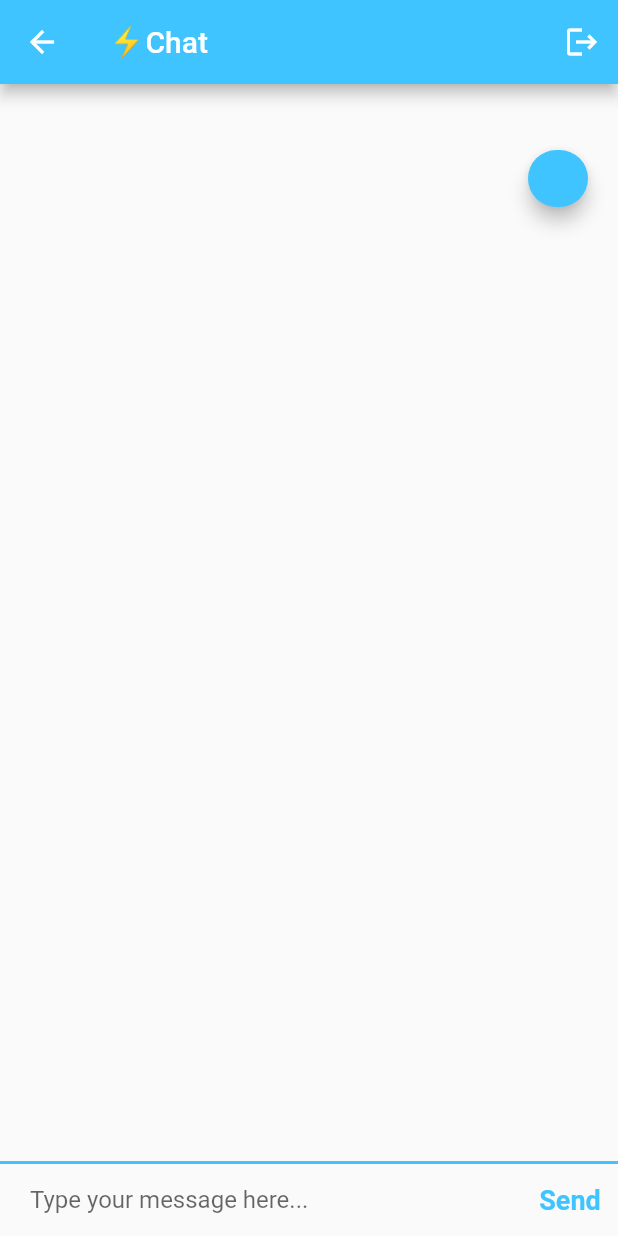
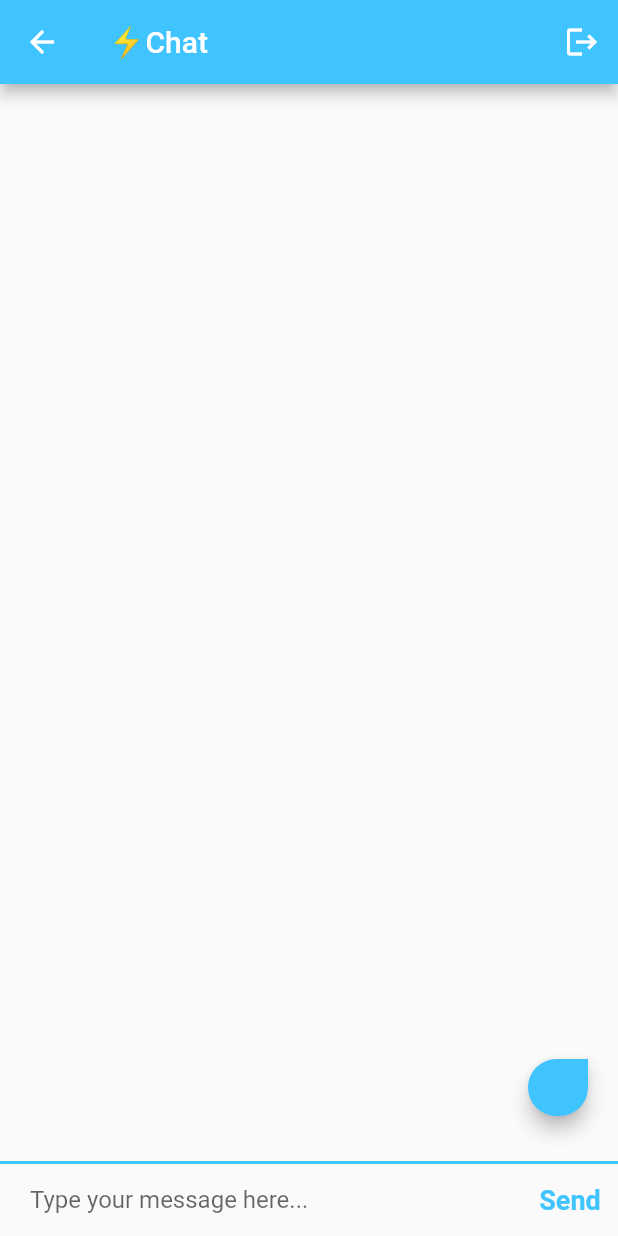
Before and after one commit to Kang-IJ/Flutter, a Flutter app: the ChatScreen screen opened by its route, after a tap on "Send", on a phone screen of 412 x 824 dp. Run offline on Flutter 3.47's test engine with Material 2 defaults, Android fonts, the phone set to English and light mode, and no system bars; our stand-ins replace animated_text_kit, audioplayers, cloud_firestore, firebase_auth, firebase_core, flutter_spinkit and 3 more; accounts and stored records are empty.

Commit message:
feat: finish app

```diff
--- a/flash_chat/lib/screens/chat_screen.dart
+++ b/flash_chat/lib/screens/chat_screen.dart
@@ -5,6 +5,7 @@ import 'package:cloud_firestore/cloud_firestore.dart';
 
 final CollectionReference _firestore =
     FirebaseFirestore.instance.collection('messages');
+User? loggedInUser;
 
 class ChatScreen extends StatefulWidget {
   static const String id = 'chat_screen';
@@ -15,7 +16,6 @@ class ChatScreen extends StatefulWidget {
 class _ChatScreenState extends State<ChatScreen> {
   final messageTextController = TextEditingController();
   final _auth = FirebaseAuth.instance;
-  User? loggedInUser;
   String messageText = '';
 
   @override
@@ -41,6 +41,7 @@ class _ChatScreenState extends State<ChatScreen> {
     return _firestore.add({
       'text': messageText,
       'sender': loggedInUser!.email,
+      'date': DateTime.now().toIso8601String().toString(),
     });
   }
 
@@ -109,7 +110,7 @@ class MessagesStream extends StatelessWidget {
   @override
   Widget build(BuildContext context) {
     return StreamBuilder<QuerySnapshot>(
-      stream: _firestore.snapshots(),
+      stream: _firestore.orderBy('date', descending: true).snapshots(),
       builder: (context, snapshot) {
         List<MessageBubble> messageBubbles = [];
         if (!snapshot.hasData) {
@@ -129,13 +130,19 @@ class MessagesStream extends StatelessWidget {
         for (var i = 0; i < listOfMessages.length; i++) {
           final messageText = listOfMessages[i]['text'];
           final messageSender = listOfMessages[i]['sender'];
-          final messageBubble =
-              MessageBubble(sender: messageSender, text: messageText);
+
+          final currentUser = loggedInUser?.email;
+
+          final messageBubble = MessageBubble(
+              sender: messageSender,
+              text: messageText,
+              isMe: currentUser == messageSender);
           messageBubbles.add(messageBubble);
         }
 
         return Expanded(
           child: ListView(
+            reverse: true,
             padding: EdgeInsets.symmetric(horizontal: 10.0, vertical: 20.0),
             children: messageBubbles,
           ),
@@ -146,17 +153,19 @@ class MessagesStream extends StatelessWidget {
 }
 
 class MessageBubble extends StatelessWidget {
-  MessageBubble({required this.sender, required this.text});
+  MessageBubble({required this.sender, required this.text, required this.isMe});
 
   final String sender;
   final String text;
+  final bool isMe;
 
   @override
   Widget build(BuildContext context) {
     return Padding(
       padding: EdgeInsets.all(10.0),
       child: Column(
-        crossAxisAlignment: CrossAxisAlignment.end,
+        crossAxisAlignment:
+            isMe ? CrossAxisAlignment.end : CrossAxisAlignment.start,
         children: [
           Text(
             sender,
@@ -166,16 +175,24 @@ class MessageBubble extends StatelessWidget {
             ),
           ),
           Material(
-            borderRadius: BorderRadius.circular(30.0),
+            borderRadius: isMe
+                ? BorderRadius.only(
+                    topLeft: Radius.circular(30.0),
+                    bottomLeft: Radius.circular(30.0),
+                    bottomRight: Radius.circular(30.0))
+                : BorderRadius.only(
+                    topRight: Radius.circular(30.0),
+                    bottomRight: Radius.circular(30.0),
+                    bottomLeft: Radius.circular(30.0)),
             elevation: 5.0,
-            color: Colors.lightBlueAccent,
+            color: isMe ? Colors.lightBlueAccent : Colors.white,
             child: Padding(
               padding: EdgeInsets.symmetric(vertical: 10.0, horizontal: 20.0),
               child: Text(
                 '$text',
                 style: TextStyle(
                   fontSize: 15.0,
-                  color: Colors.white,
+                  color: isMe ? Colors.white : Colors.black54,
                 ),
               ),
             ),
--- a/flash_chat/lib/screens/login_screen.dart
+++ b/flash_chat/lib/screens/login_screen.dart
@@ -30,11 +30,13 @@ class _LoginScreenState extends State<LoginScreen> {
             mainAxisAlignment: MainAxisAlignment.center,
             crossAxisAlignment: CrossAxisAlignment.stretch,
             children: <Widget>[
-              Hero(
-                tag: 'logo',
-                child: Container(
-                  height: 200.0,
-                  child: Image.asset('images/logo.png'),
+              Flexible(
+                child: Hero(
+                  tag: 'logo',
+                  child: Container(
+                    height: 200.0,
+                    child: Image.asset('images/logo.png'),
+                  ),
                 ),
               ),
               SizedBox(
--- a/flash_chat/lib/screens/registration_screen.dart
+++ b/flash_chat/lib/screens/registration_screen.dart
@@ -29,11 +29,13 @@ class _RegistrationScreenState extends State<RegistrationScreen> {
             mainAxisAlignment: MainAxisAlignment.center,
             crossAxisAlignment: CrossAxisAlignment.stretch,
             children: <Widget>[
-              Hero(
-                tag: 'logo',
-                child: Container(
-                  height: 200.0,
-                  child: Image.asset('images/logo.png'),
+              Flexible(
+                child: Hero(
+                  tag: 'logo',
+                  child: Container(
+                    height: 200.0,
+                    child: Image.asset('images/logo.png'),
+                  ),
                 ),
               ),
               SizedBox(
```
